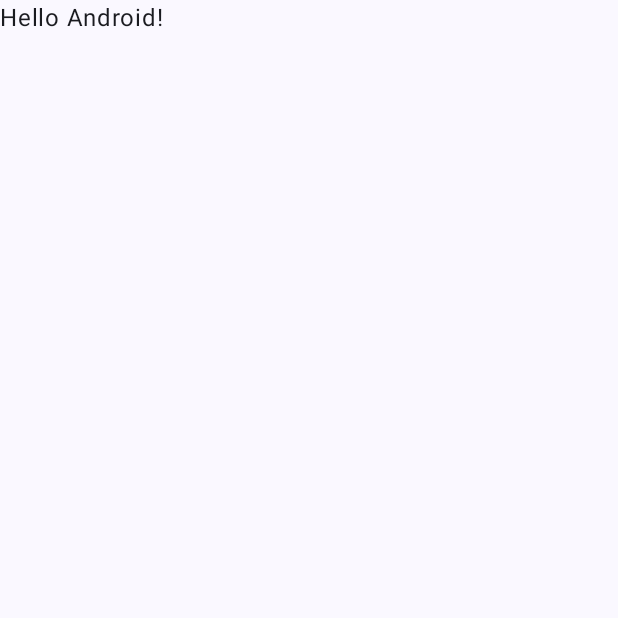
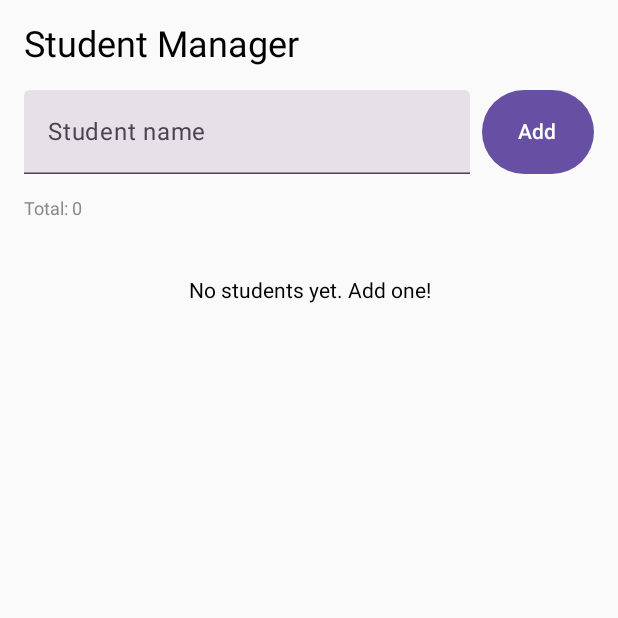
Before and after one commit to voidgogo/kotlin-2025a, an Android app built with Jetpack Compose: the screen it shows after launch (MainActivity), on a phone screen of 412 x 824 dp, the top half of it. Before the commit the part shown is almost empty. Run offline under Robolectric (Android 15) with nearby library versions, the phone set to English and light mode, and no system bars; our stand-ins replace Room's generated code.

Commit message:
week13 : SimpleApp(MVVM - Jetpack Compose)

```diff
--- a/AppWeek13b/app/src/main/java/com/appweek13b/MainActivity.kt
+++ b/AppWeek13b/app/src/main/java/com/appweek13b/MainActivity.kt
@@ -3,45 +3,29 @@ package com.appweek13b
 import android.os.Bundle
 import androidx.activity.ComponentActivity
 import androidx.activity.compose.setContent
-import androidx.activity.enableEdgeToEdge
-import androidx.compose.foundation.layout.fillMaxSize
-import androidx.compose.foundation.layout.padding
-import androidx.compose.material3.Scaffold
-import androidx.compose.material3.Text
-import androidx.compose.runtime.Composable
-import androidx.compose.ui.Modifier
-import androidx.compose.ui.tooling.preview.Preview
-import com.appweek13b.ui.theme.AppWeek13bTheme
+import androidx.activity.viewModels
+import androidx.compose.runtime.collectAsState
+import androidx.compose.runtime.getValue
 
 class MainActivity : ComponentActivity() {
+
+    private val viewModel: StudentViewModel by viewModels()
+
     override fun onCreate(savedInstanceState: Bundle?) {
         super.onCreate(savedInstanceState)
-        enableEdgeToEdge()
+
         setContent {
-            AppWeek13bTheme {
-                Scaffold(modifier = Modifier.fillMaxSize()) { innerPadding ->
-                    Greeting(
-                        name = "Android",
-                        modifier = Modifier.padding(innerPadding)
-                    )
+            val students by viewModel.students.collectAsState()
+
+            StudentListScreen(
+                students = students,
+                onAddClick = { name ->
+                    viewModel.addStudent(name)
+                },
+                onDeleteClick = { student ->
+                    viewModel.deleteStudent(student)
                 }
-            }
+            )
         }
     }
 }
-
-@Composable
-fun Greeting(name: String, modifier: Modifier = Modifier) {
-    Text(
-        text = "Hello $name!",
-        modifier = modifier
-    )
-}
-
-@Preview(showBackground = true)
-@Composable
-fun GreetingPreview() {
-    AppWeek13bTheme {
-        Greeting("Android")
-    }
-}
--- /dev/null
+++ b/AppWeek13b/app/src/main/java/com/appweek13b/StudentDao.kt
@@ -0,0 +1,20 @@
+package com.appweek13b
+
+import androidx.room.*
+import kotlinx.coroutines.flow.Flow
+
+@Dao
+interface StudentDao {
+
+    @Query("SELECT * FROM students ORDER BY id DESC")
+    fun getAllStudents(): Flow<List<Student>>
+
+    @Insert(onConflict = OnConflictStrategy.REPLACE)
+    suspend fun insertStudent(student: Student)
+
+    @Delete
+    suspend fun deleteStudent(student: Student)
+
+    @Query("DELETE FROM students")
+    suspend fun deleteAllStudents()
+}
--- /dev/null
+++ b/AppWeek13b/app/src/main/java/com/appweek13b/StudentDatabase.kt
@@ -0,0 +1,33 @@
+package com.appweek13b
+
+import android.content.Context
+import androidx.room.Database
+import androidx.room.Room
+import androidx.room.RoomDatabase
+
+@Database(entities = [Student::class], version = 1, exportSchema = false)
+abstract class StudentDatabase : RoomDatabase() {
+
+    abstract fun studentDao(): StudentDao
+
+    companion object {
+        @Volatile
+        private var INSTANCE: StudentDatabase? = null
+
+        fun getDatabase(context: Context): StudentDatabase {
+            if (INSTANCE != null) {
+                return INSTANCE!!
+            }
+
+            synchronized(this) {
+                val instance = Room.databaseBuilder(
+                    context.applicationContext,
+                    StudentDatabase::class.java,
+                    "student_database"
+                ).build()
+                INSTANCE = instance
+                return instance
+            }
+        }
+    }
+}
--- /dev/null
+++ b/AppWeek13b/app/src/main/java/com/appweek13b/StudentScreen.kt
@@ -0,0 +1,133 @@
+package com.appweek13b
+
+import androidx.compose.foundation.layout.*
+import androidx.compose.foundation.lazy.LazyColumn
+import androidx.compose.foundation.lazy.items
+import androidx.compose.material3.*
+import androidx.compose.runtime.*
+import androidx.compose.ui.Alignment
+import androidx.compose.ui.Modifier
+import androidx.compose.ui.graphics.Color
+import androidx.compose.ui.unit.dp
+import androidx.compose.ui.unit.sp
+import androidx.compose.ui.text.style.TextAlign
+
+@Composable
+fun StudentItem(
+    student: Student,
+    onDeleteClick: () -> Unit
+) {
+    Card(
+        modifier = Modifier
+            .fillMaxWidth()
+            .padding(8.dp)
+    ) {
+        Row(
+            modifier = Modifier
+                .fillMaxWidth()
+                .padding(16.dp),
+            verticalAlignment = Alignment.CenterVertically
+        ) {
+            Column(
+                modifier = Modifier.weight(1f)
+            ) {
+                Text(
+                    text = student.name,
+                    fontSize = 18.sp,
+                    modifier = Modifier.padding(bottom = 4.dp)
+                )
+                Text(
+                    text = "${student.department} • ${student.grade}",
+                    fontSize = 12.sp,
+                    color = Color.Gray
+                )
+            }
+
+            Button(
+                onClick = onDeleteClick,
+                modifier = Modifier.size(40.dp),
+                contentPadding = PaddingValues(0.dp),
+                colors = ButtonDefaults.buttonColors(
+                    containerColor = Color(0xFFEF4444)
+                )
+            ) {
+                Text("×", fontSize = 20.sp, color = Color.White)
+            }
+        }
+    }
+}
+
+@Composable
+fun StudentListScreen(
+    students: List<Student>,
+    onAddClick: (String) -> Unit,
+    onDeleteClick: (Student) -> Unit
+) {
+    var studentName by remember { mutableStateOf("") }
+
+    Column(
+        modifier = Modifier
+            .fillMaxSize()
+            .padding(16.dp)
+    ) {
+        Text(
+            text = "Student Manager",
+            fontSize = 24.sp,
+            modifier = Modifier.padding(bottom = 16.dp)
+        )
+
+        Row(
+            modifier = Modifier
+                .fillMaxWidth()
+                .padding(bottom = 16.dp),
+            horizontalArrangement = Arrangement.spacedBy(8.dp)
+        ) {
+            TextField(
+                value = studentName,
+                onValueChange = { studentName = it },
+                label = { Text("Student name") },
+                modifier = Modifier
+                    .weight(1f)
+                    .height(56.dp),
+                singleLine = true
+            )
+            Button(
+                onClick = {
+                    onAddClick(studentName)
+                    studentName = ""
+                },
+                modifier = Modifier.height(56.dp)
+            ) {
+                Text("Add")
+            }
+        }
+
+        Text(
+            text = "Total: ${students.size}",
+            fontSize = 12.sp,
+            color = Color.Gray,
+            modifier = Modifier.padding(bottom = 8.dp)
+        )
+
+        if (students.isEmpty()) {
+            Text(
+                text = "No students yet. Add one!",
+                modifier = Modifier
+                    .fillMaxWidth()
+                    .padding(vertical = 32.dp),
+                textAlign = TextAlign.Center
+            )
+        } else {
+            LazyColumn(
+                modifier = Modifier.fillMaxWidth()
+            ) {
+                items(students) { student ->
+                    StudentItem(
+                        student = student,
+                        onDeleteClick = { onDeleteClick(student) }
+                    )
+                }
+            }
+        }
+    }
+}
--- /dev/null
+++ b/AppWeek13b/app/src/main/java/com/appweek13b/StudentViewModel.kt
@@ -0,0 +1,47 @@
+package com.appweek13b
+
+import android.app.Application
+import androidx.lifecycle.AndroidViewModel
+import androidx.lifecycle.viewModelScope
+import kotlinx.coroutines.flow.MutableStateFlow
+import kotlinx.coroutines.flow.StateFlow
+import kotlinx.coroutines.flow.asStateFlow
+import kotlinx.coroutines.launch
+
+class StudentViewModel(application: Application) : AndroidViewModel(application) {
+
+    private val repository = StudentRepository(
+        StudentDatabase.getDatabase(application).studentDao()
+    )
+
+    private val _students = MutableStateFlow<List<Student>>(emptyList())
+    val students: StateFlow<List<Student>> = _students.asStateFlow()
+
+    init {
+        viewModelScope.launch {
+            repository.getAllStudents().collect { list ->
+                _students.value = list
+            }
+        }
+    }
+
+    fun addStudent(name: String) {
+        if (name.isBlank()) return
+
+        viewModelScope.launch {
+            repository.addStudent(name)
+        }
+    }
+
+    fun deleteStudent(student: Student) {
+        viewModelScope.launch {
+            repository.deleteStudent(student)
+        }
+    }
+
+    fun deleteAllStudents() {
+        viewModelScope.launch {
+            repository.deleteAllStudents()
+        }
+    }
+}
```
Also changed, not shown: AppWeek13b/app/build.gradle.kts (+32 -3 lines), AppWeek13b/app/src/main/java/com/appweek13b/Student.kt (added, +17 -0 lines), AppWeek13b/app/src/main/java/com/appweek13b/StudentRepository.kt (added, +27 -0 lines).
